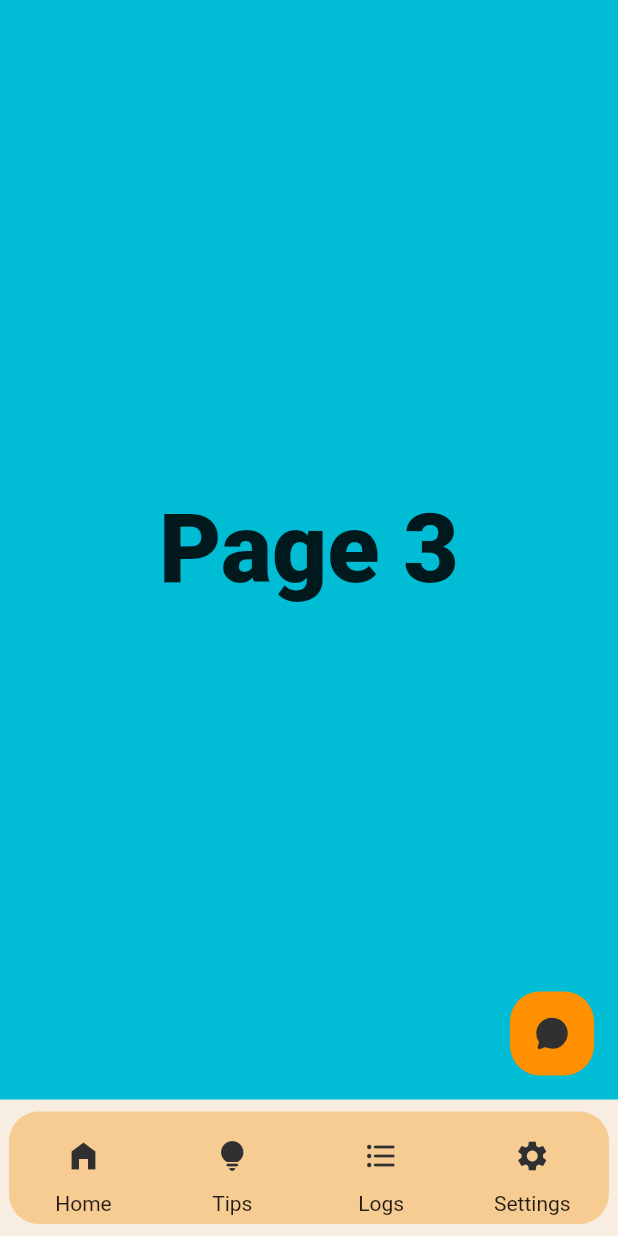
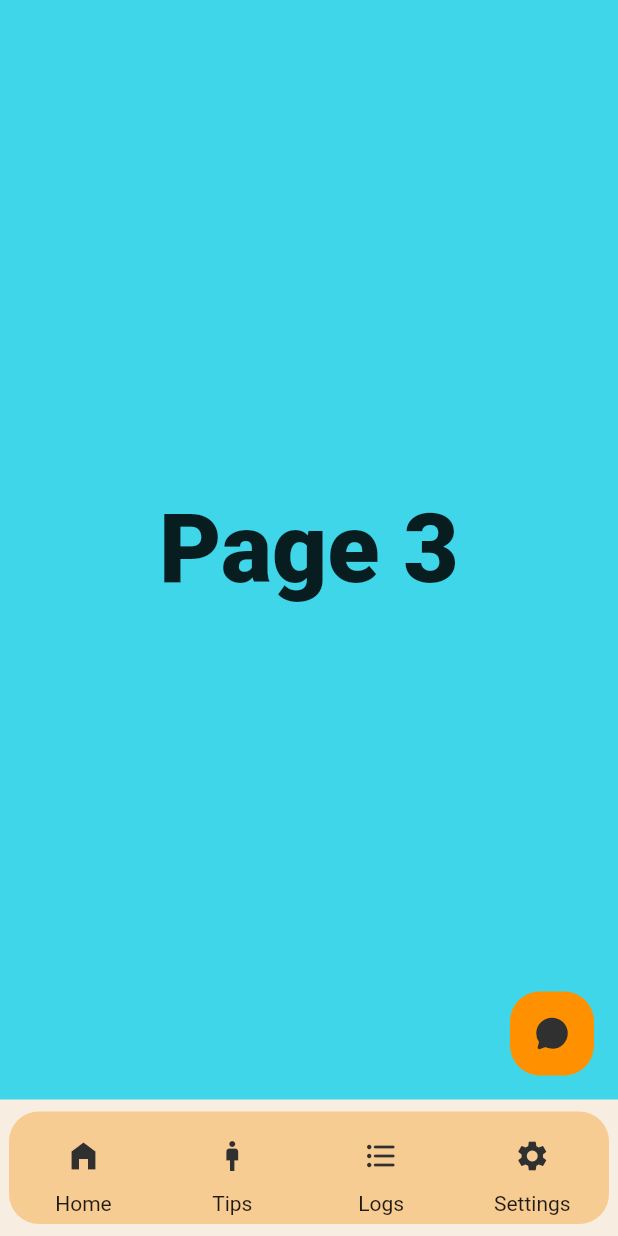
Before and after one commit to exoad/BloomApp, a Flutter app: the screen it shows after launch, swiped to page 3, on a phone screen of 412 x 824 dp. Run offline on Flutter 3.47's test engine with Material 2 defaults, Android fonts, the phone set to English and light mode, and no system bars; our stand-ins replace ionicons, yaml.

Commit message:
whagts yup jack meng

```diff
--- a/lib/bits/consts.dart
+++ b/lib/bits/consts.dart
@@ -20,7 +20,7 @@ final class LaF {
   static const Color primaryLightTint =
       Color.fromARGB(255, 241, 241, 241);
   static const Color primaryColorGreenTint =
-      Color.fromARGB(255, 178, 240, 180);
+      Color.fromARGB(255, 180, 242, 183);
   static const Color primaryColorBlueTint =
       Color.fromARGB(255, 177, 221, 241);
 
--- a/lib/main.dart
+++ b/lib/main.dart
@@ -52,7 +52,7 @@ class _MainAppState extends State<MainApp> {
           children: <Widget>[
             const Page1_Home(),
             debug_wrapPageNumber(bg: Colors.purple, text: "Page 2"),
-            debug_wrapPageNumber(bg: Colors.cyan, text: "Page 3"),
+            debug_wrapPageNumber(bg: const Color.fromARGB(255, 63, 214, 234), text: "Page 3"),
             debug_wrapPageNumber(bg: Colors.green, text: "Page 4"),
             debug_wrapPageNumber(bg: Colors.red, text: "Page 5"),
           ],
@@ -179,7 +179,7 @@ class BottNavBar extends StatelessWidget {
           labeledIconBtn(
             child: bottomAppBarPageControlledBtn(
                 pageNum: 1,
-                icon: const Icon(Icons.lightbulb_rounded),
+                icon: const Icon(Icons.man_2),
                 controller: pageController),
             label: uiText["TipsLabel"]!,
           ),
--- a/pubspec.yaml
+++ b/pubspec.yaml
@@ -26,6 +26,6 @@ flutter:
   fonts:
     - family: FiraMono
     - fonts:
-      - asset: assets/FiraMono-Bold.ttf
-      - asset: assets/FiraMono-Medium.ttf
-      - asset: assets/FiraMono-Regular.ttf
+      - asset: fonts/FiraMono-Bold.ttf
+      - asset: fonts/FiraMono-Medium.ttf
+      - asset: fonts/FiraMono-Regular.ttf
```
